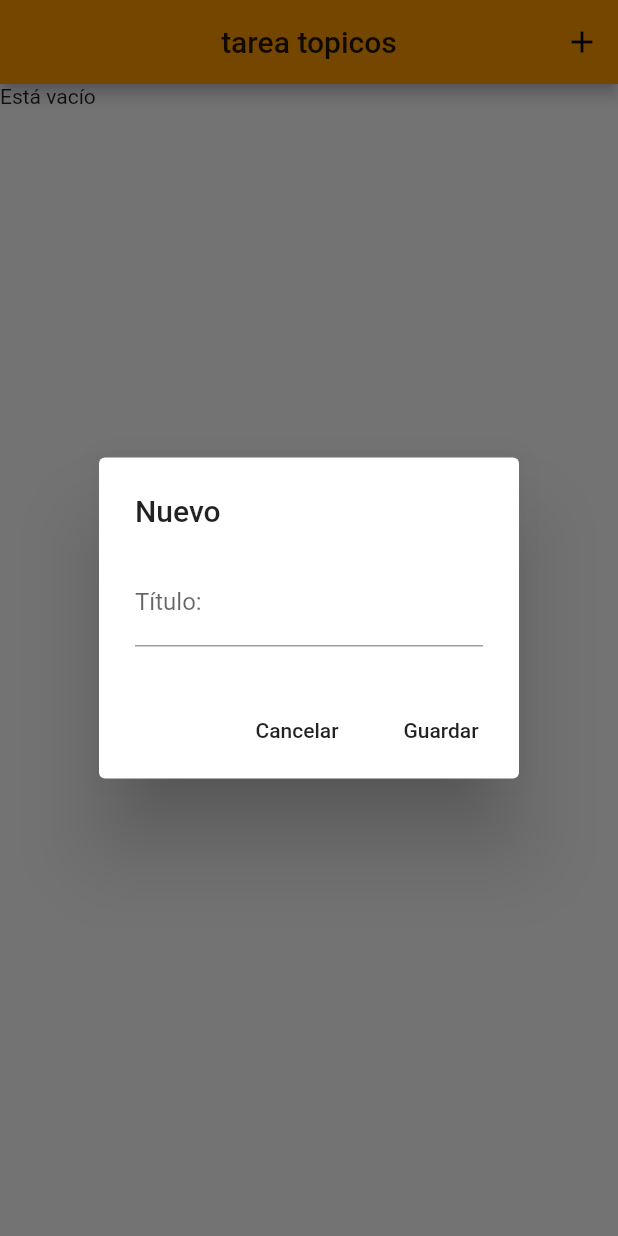
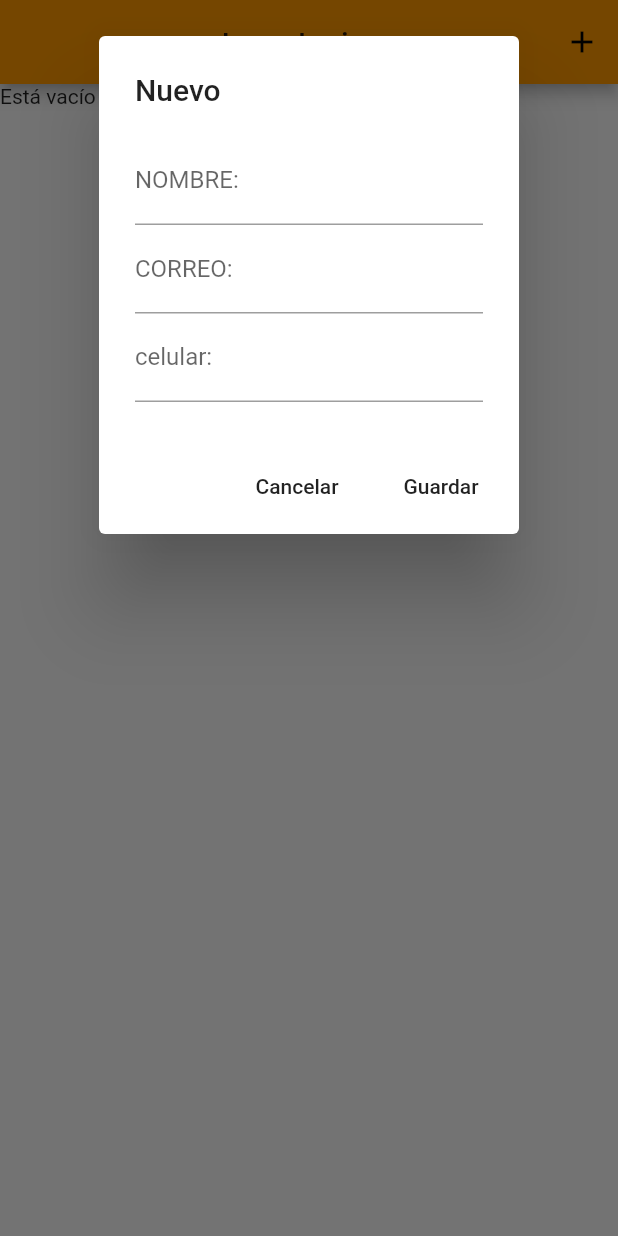
Before and after one commit to willianra/sqlite, a Flutter app: the screen it shows after launch, after a tap on the "add" icon, on a phone screen of 412 x 824 dp. Run offline on Flutter 3.47's test engine with Material 2 defaults, Android fonts, the phone set to English and light mode, and no system bars; our stand-ins replace sqflite; accounts and stored records are empty.

Commit message:
no permite duplicados

```diff
--- a/lib/database.dart
+++ b/lib/database.dart
@@ -11,21 +11,23 @@ abstract class TableElement{
 
 class Usuario extends TableElement{
   static final String TABLE_NAME = "usuario";
-  String title;
+  String nombre;
+  String correo;
+  String celular;
 
-  Usuario({this.title, id}):super(id, TABLE_NAME);
+  Usuario({this.nombre, id,this.correo,this.celular}):super(id, TABLE_NAME);
   factory Usuario.fromMap(Map<String, dynamic> map){
-    return Usuario(title: map["title"], id: map["_id"]);
+    return Usuario(nombre: map["nombre"], id: map["_id"],correo: map["correo"],celular:map["celular"]);
   }
 
   @override
   void createTable(Database db) {
-    db.rawUpdate("CREATE TABLE ${TABLE_NAME}(_id integer primary key autoincrement, title text NOT NULL UNIQUE)");
+    db.rawUpdate("CREATE TABLE ${TABLE_NAME}(_id integer primary key autoincrement, nombre text ,correo text NOT NULL UNIQUE,celular text NOT NULL UNIQUE)");
   }
 
   @override
   Map<String, dynamic> toMap() {
-   var map = <String, dynamic>{"title":this.title};
+   var map = <String, dynamic>{"nombre":this.nombre , "correo":this.correo,"celular":this.celular};
    if(this.id != null){
      map["_id"] = id;
    }
@@ -74,15 +76,23 @@ class DatabaseHelper {
     Database dbClient = await db;
 
     List<Map> maps = await dbClient.query(Usuario.TABLE_NAME,
-        columns: ["_id", "title"]);
+        columns: ["_id", "nombre","correo","celular"]);
 
     return maps.map((i)=> Usuario.fromMap(i)).toList();
   }
+  Future<bool> existe(String celular ) async {
+  var result = await _database.rawQuery(
+    'SELECT EXISTS(SELECT 1 FROM usuario WHERE celular=$celular)',
+  );
+  int exists = Sqflite.firstIntValue(result);
+  return exists == 1;
+}
+
   Future<TableElement> insert(TableElement element) async {
     var dbClient = await db;
 
     element.id = await dbClient.insert(element.tableName, element.toMap());
-    print("nuevo id  ${element.id}");
+    print(element.id==null?"errro":"registro exitoso");
     return element;
   }
   Future<int> delete(TableElement element) async {
--- a/lib/main.dart
+++ b/lib/main.dart
@@ -8,6 +8,7 @@ void main() => runApp(MyApp());
 
 class MyApp extends StatelessWidget {
   // This widget is the root of your application.
+
   @override
   Widget build(BuildContext context) {
     return MaterialApp(
@@ -30,6 +31,7 @@ class Home extends StatefulWidget {
 class HomeState extends State<Home> {
   List<Usuario> _list;
   DatabaseHelper _databaseHelper;
+    final estado = new TextEditingController( );
 
   @override
   Widget build(BuildContext context) {
@@ -56,13 +58,30 @@ class HomeState extends State<Home> {
     showDialog(
         context: context,
         builder: (BuildContext context) {
-          return AlertDialog(
+          return SingleChildScrollView(
+            child: AlertDialog(
               title: Text("Nuevo"),
-            content: TextField(
+              content: Column(
+                children: [
+                  TextField(
                     onChanged: (value) {
-                nNombre.title = value;
+                      nNombre.nombre = value;
                     },
-              decoration: InputDecoration(labelText: "Título:"),
+                    decoration: InputDecoration(labelText: "NOMBRE:"),
+                  ),
+                  TextField(
+                    onChanged: (value) {
+                      nNombre.correo = value;
+                    },
+                    decoration: InputDecoration(labelText: "CORREO:"),
+                  ),
+                  TextField(
+                    onChanged: (value) {
+                      nNombre.celular = value;
+                    },
+                    decoration: InputDecoration(labelText: "celular:"),
+                  ),
+                ],
               ),
               actions: <Widget>[
                 FlatButton(
@@ -73,18 +92,49 @@ class HomeState extends State<Home> {
                 ),
                 FlatButton(
                   child: Text("Guardar"),
-                onPressed: () {
+                  onPressed: () async {
                     Navigator.of(context).pop();
+                   bool i = await _databaseHelper.existe(nNombre.celular);
+                  // print(i);
+
+                   //print(i?_showAlert("EL NUMERO YA EXISTE"):"");
+                    if(i==false){
                       _databaseHelper.insert(nNombre).then((value) {
+
                        updateList();
                      });
+                    }else{
+                     // print("existe");
+                         _showAlert("EL NUMERO YA EXISTE");
+                    }
                   },
                 )
               ],
+            ),
           );
         });
   }
-
+Widget _showAlert(String text){
+  showDialog(
+      context: context,
+      builder: (BuildContext context) {
+        // return object of type Dialog
+        return AlertDialog(
+          title: new Text("ERROR!!"),
+          content: new Text(text),
+          actions: <Widget>[
+            // usually buttons at the bottom of the dialog
+            new FlatButton(
+              child: new Text("Cerrar"),
+              onPressed: () {
+                Navigator.of(context).pop();
+              },
+            ),
+          ],
+        );
+      },
+    );
+}
   void onDeletedRequest(int index) {
     Usuario usuario = _list[index];
     _databaseHelper.delete(usuario).then((value) {
@@ -96,20 +146,41 @@ class HomeState extends State<Home> {
 
   void onUpdateRequest(int index) {
     Usuario nNombre = _list[index];
-    final controller = TextEditingController(text: nNombre.title);
+    final controller = TextEditingController(text: nNombre.nombre);
+    final correo = TextEditingController(text: nNombre.correo);
+    final celular = TextEditingController(text: nNombre.celular);
 
     showDialog(
         context: context,
         builder: (BuildContext context) {
           return AlertDialog(
             title: Text("Modificar"),
-            content: TextField(
+            content: Column(
+              children: [
+                TextField(
                   controller: controller,
                   onChanged: (value) {
-                nNombre.title = value;
+                    nNombre.nombre = value;
                   },
-              decoration: InputDecoration(labelText: "Título:"),
+                  decoration: InputDecoration(labelText: "nombre:"),
                 ),
+                TextField(
+                  controller: correo,
+                  onChanged: (value) {
+                    nNombre.correo = value;
+                  },
+                  decoration: InputDecoration(labelText: "correo:"),
+                ),
+                TextField(
+                  controller: celular,
+                  onChanged: (value) {
+                    nNombre.celular = value;
+                  },
+                  decoration: InputDecoration(labelText: "celular:"),
+                ),
+              ],
+            ),
+
             actions: <Widget>[
               FlatButton(
                 child: Text("Cancelar"),
@@ -130,7 +201,6 @@ class HomeState extends State<Home> {
           );
         });
   }
-
   Widget _getBody() {
     if (_list == null) {
       return CircularProgressIndicator();
@@ -141,7 +211,7 @@ class HomeState extends State<Home> {
           itemCount: _list.length,
           itemBuilder: (BuildContext context, index) {
             Usuario usuario = _list[index];
-            return CiudadWidget(
+            return UsuariosWidget(
                 usuario, onDeletedRequest, index, onUpdateRequest);
           });
     }
@@ -166,12 +236,12 @@ class HomeState extends State<Home> {
 typedef OnDeleted = void Function(int index);
 typedef OnUpdate = void Function(int index);
 
-class CiudadWidget extends StatelessWidget {
+class UsuariosWidget extends StatelessWidget {
   final Usuario usuario;
   final OnDeleted onDeleted;
   final OnUpdate onUpdate;
   final int index;
-  CiudadWidget(this.usuario, this.onDeleted, this.index, this.onUpdate);
+  UsuariosWidget(this.usuario, this.onDeleted, this.index, this.onUpdate);
 
   @override
   Widget build(BuildContext context) {
@@ -181,9 +251,17 @@ class CiudadWidget extends StatelessWidget {
         padding: EdgeInsets.all(10),
         child: Row(
           children: <Widget>[
+            Container(),
             Expanded(
-              child: Text(usuario.title),
+              child: Text(usuario.nombre  ),
             ),
+            Expanded(
+              child: Text(usuario.correo),
+            ),
+            Expanded(
+              child: Text(usuario.celular),
+            ),
+
             IconButton(
               icon: Icon(
                 Icons.edit,
```
Lines whose indentation alone changed are shown as unchanged.
